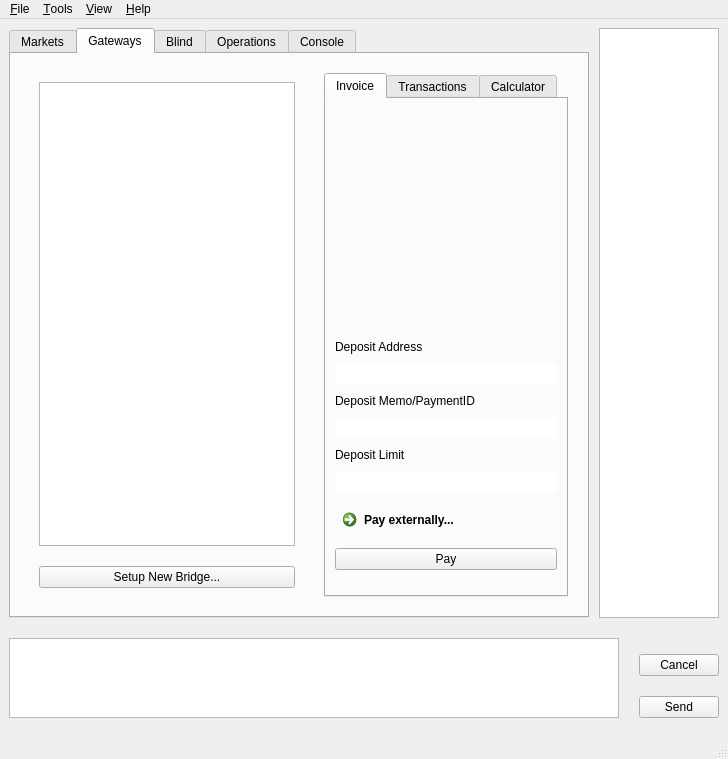
The window that bitsharesqt/mainwindow.ui (jhtitor/citadel) describes before a commit, drawn with Qt 5.
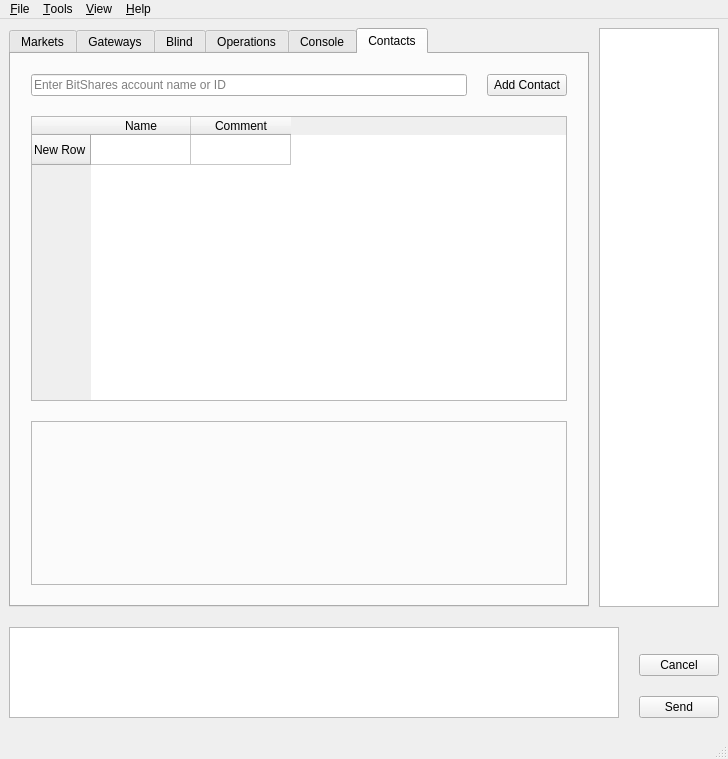
The same window after the commit. The open tabs and pages were chosen to show the change. Icons and pictures are not drawn. Custom widgets are drawn as their Qt base class.

Commit message: Add Contacts tab and related functionality.

What changed in the file:
```diff
--- a/bitsharesqt/mainwindow.ui
+++ b/bitsharesqt/mainwindow.ui
@@ -2742,6 +2742,97 @@
           </item>
          </layout>
         </widget>
+        <widget class="QWidget" name="tabContacts">
+         <attribute name="title">
+          <string>Contacts</string>
+         </attribute>
+         <layout class="QVBoxLayout" name="verticalLayout">
+          <property name="spacing">
+           <number>20</number>
+          </property>
+          <property name="leftMargin">
+           <number>20</number>
+          </property>
+          <property name="topMargin">
+           <number>20</number>
+          </property>
+          <property name="rightMargin">
+           <number>20</number>
+          </property>
+          <property name="bottomMargin">
+           <number>20</number>
+          </property>
+          <item>
+           <layout class="QHBoxLayout" name="horizontalLayout_19">
+            <property name="spacing">
+             <number>20</number>
+            </property>
+            <item>
+             <widget class="QLineEdit" name="contactName">
+              <property name="placeholderText">
+               <string>Enter BitShares account name or ID</string>
+              </property>
+             </widget>
+            </item>
+            <item>
+             <widget class="QPushButton" name="contactAdd">
+              <property name="text">
+               <string>Add Contact</string>
+              </property>
+             </widget>
+            </item>
+           </layout>
+          </item>
+          <item>
+           <widget class="QTableWidget" name="contactTable">
+            <property name="editTriggers">
+             <set>QAbstractItemView::DoubleClicked|QAbstractItemView::EditKeyPressed</set>
+            </property>
+            <property name="selectionMode">
+             <enum>QAbstractItemView::SingleSelection</enum>
+            </property>
+            <property name="selectionBehavior">
+             <enum>QAbstractItemView::SelectRows</enum>
+            </property>
+            <property name="sortingEnabled">
+             <bool>true</bool>
+            </property>
+            <row>
+             <property name="text">
+              <string>New Row</string>
+             </property>
+            </row>
+            <column>
+             <property name="text">
+              <string>Name</string>
+             </property>
+            </column>
+            <column>
+             <property name="text">
+              <string>Comment</string>
+             </property>
+            </column>
+           </widget>
+          </item>
+          <item>
+           <widget class="QFrame" name="dashHolder">
+            <property name="minimumSize">
+             <size>
+              <width>0</width>
+              <height>164</height>
+             </size>
+            </property>
+            <property name="frameShape">
+             <enum>QFrame::StyledPanel</enum>
+            </property>
+            <property name="frameShadow">
+             <enum>QFrame::Raised</enum>
+            </property>
+            <layout class="QHBoxLayout" name="horizontalLayout_21"/>
+           </widget>
+          </item>
+         </layout>
+        </widget>
        </widget>
       </item>
       <item>
```
Left out of the diff: 13 changed lines with no effect on the pictures. The commit also changes 4 other files.
